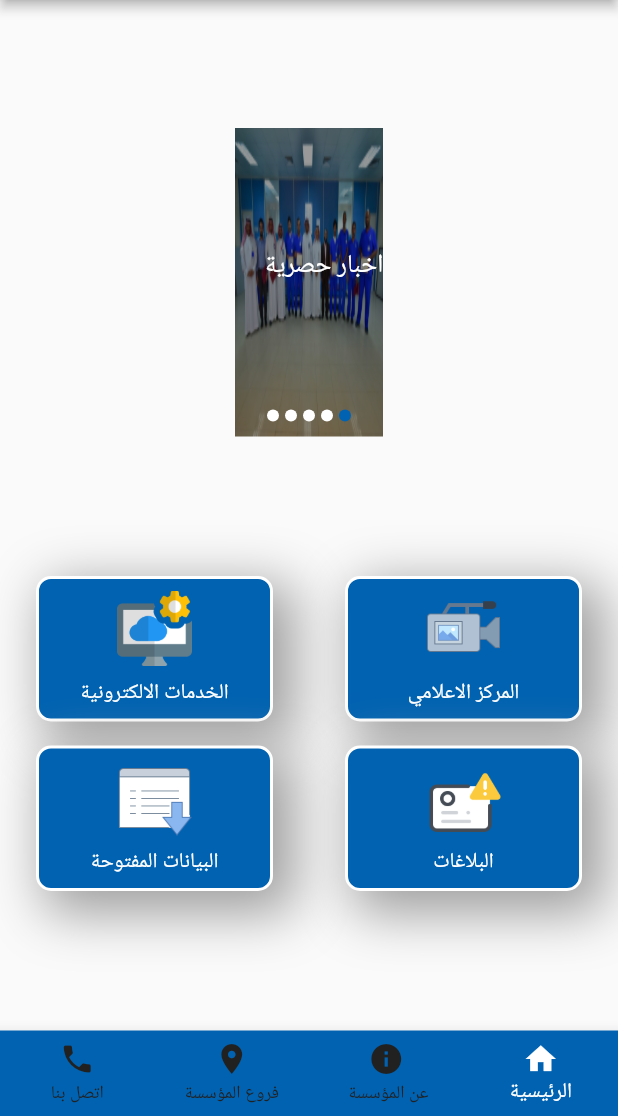
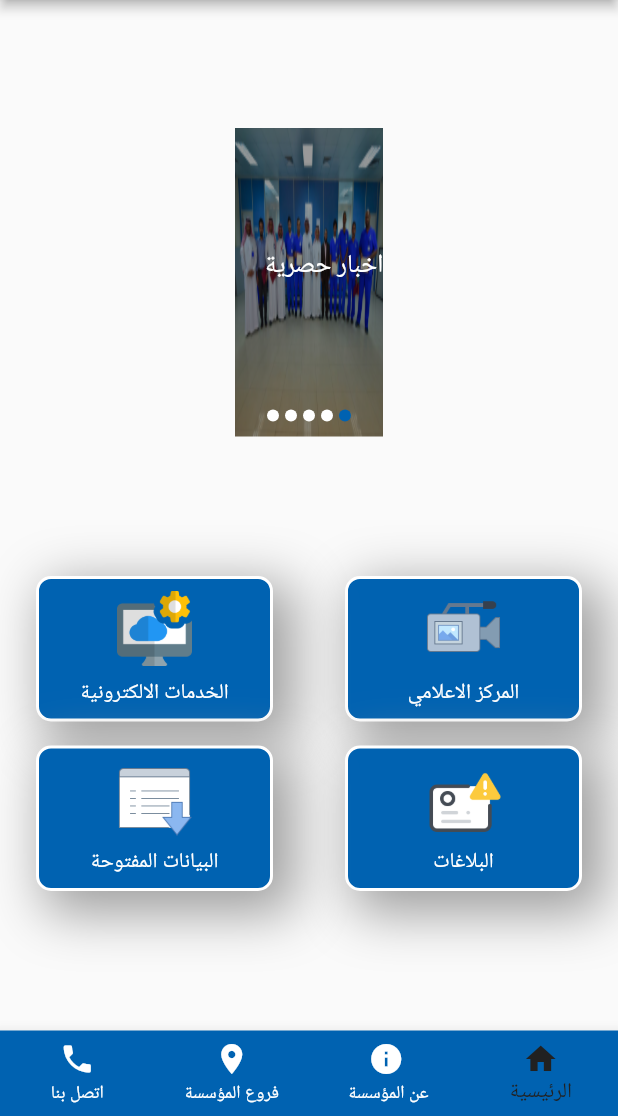
Before and after one commit to Esra12989/SIO_Platform_App, a Flutter app: the screen it shows after launch, on a phone screen of 412 x 824 dp, the part 120-1236 px from its top. Run offline on Flutter 3.47's test engine with Material 2 defaults, Android fonts, the light colour scheme and no system bars; our stand-ins replace getflutter; Roboto replaces fonts that are missing (OpenSansSemiBold).

Commit message:
forth Commit

```diff
--- a/lib/widgets/bottomNavigationBarWidget.dart
+++ b/lib/widgets/bottomNavigationBarWidget.dart
@@ -36,7 +36,7 @@ class _BottomNavigationBarWidgetState extends State<BottomNavigationBarWidget> {
       bottomNavigationBar: BottomNavigationBar(
         type: BottomNavigationBarType.fixed,
         elevation: 8,
-        unselectedItemColor: Colors.grey[900],
+        unselectedItemColor: Colors.white,
         backgroundColor: kButtonColor,
         items: const <BottomNavigationBarItem>[
           BottomNavigationBarItem(
@@ -71,7 +71,7 @@ class _BottomNavigationBarWidgetState extends State<BottomNavigationBarWidget> {
           ),
         ],
         currentIndex: _selectedIndex,
-        selectedItemColor: Colors.white,
+        selectedItemColor: Colors.grey[900],
         onTap: _onItemTapped,
       ),
     );
```
